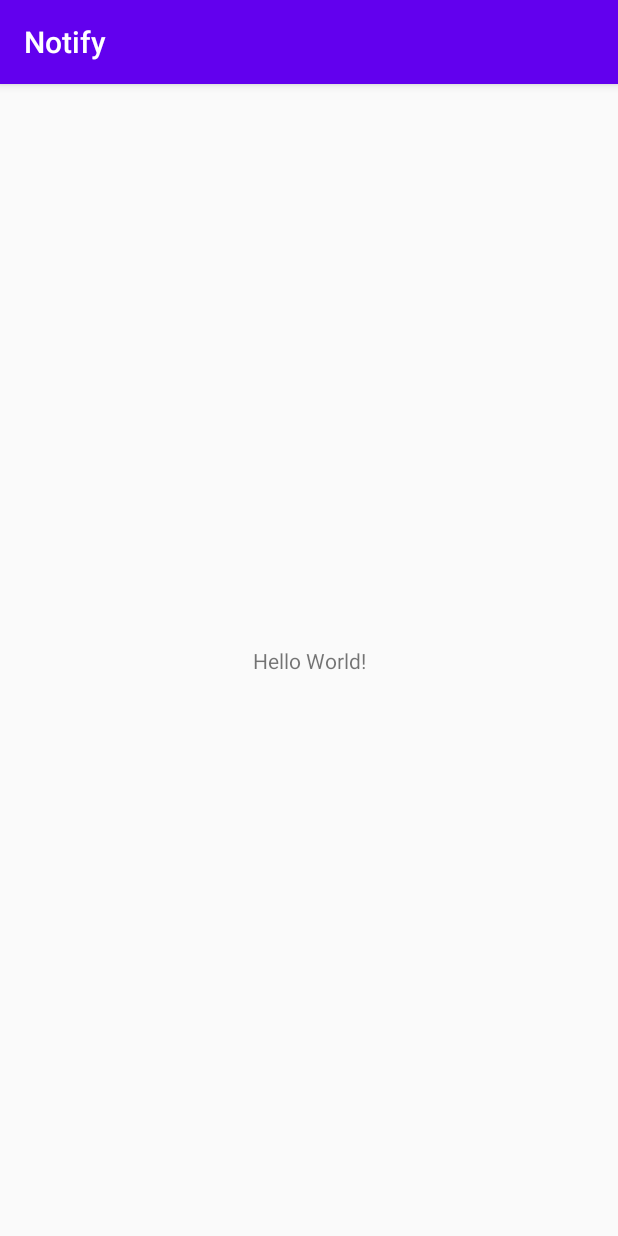
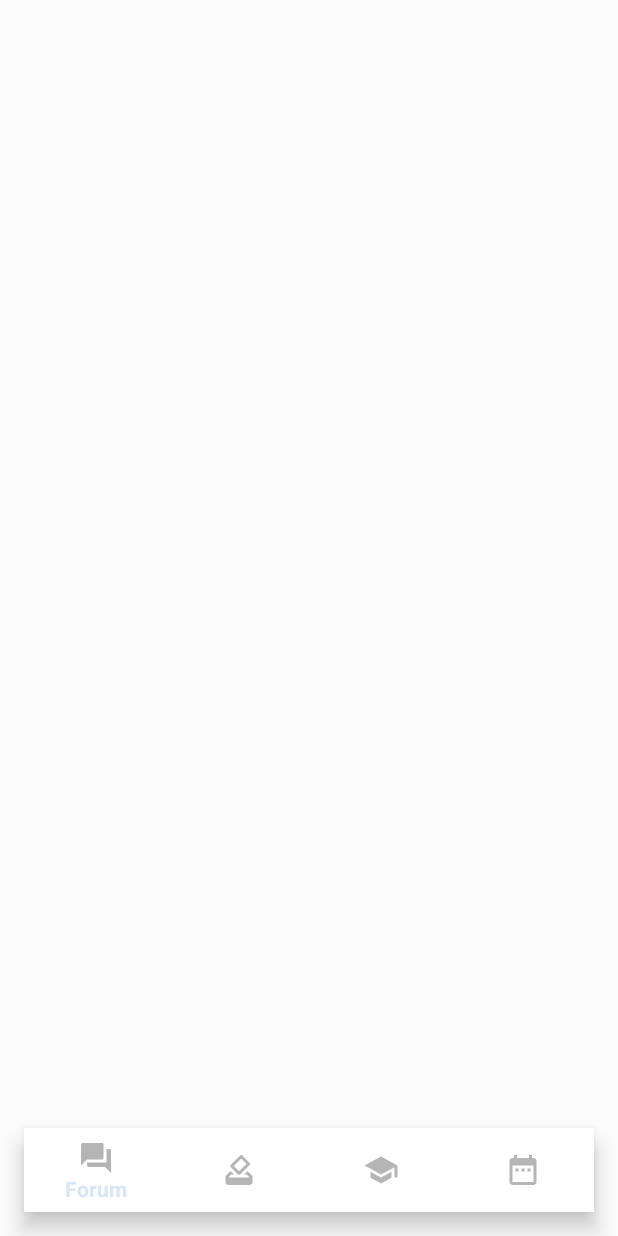
Before and after one commit to DelNight/Notify, an Android app: the screen it shows after launch (MainActivity before the commit, BottomNavActivity after it), on a phone screen of 412 x 824 dp. Run offline under Robolectric (Android 15) with nearby library versions, the light colour scheme and no system bars.

Commit message:
elearn#1

```diff
--- a/Notify/app/build.gradle
+++ b/Notify/app/build.gradle
@@ -26,6 +26,7 @@ android {
 dependencies {
     implementation fileTree(dir: "libs", include: ["*.jar"])
     implementation 'androidx.appcompat:appcompat:1.2.0'
+    implementation 'com.google.android.material:material:1.2.0'
     implementation 'androidx.constraintlayout:constraintlayout:1.1.3'
     implementation 'com.google.firebase:firebase-analytics:17.5.0'
     implementation 'com.google.firebase:firebase-database:19.3.0'
--- a/Notify/app/src/main/AndroidManifest.xml
+++ b/Notify/app/src/main/AndroidManifest.xml
@@ -9,7 +9,7 @@
         android:roundIcon="@mipmap/ic_launcher_round"
         android:supportsRtl="true"
         android:theme="@style/AppTheme">
-        <activity android:name=".MainActivity">
+        <activity android:name=".BottomNavActivity">
             <intent-filter>
                 <action android:name="android.intent.action.MAIN" />
 
--- a/Notify/app/src/main/java/com/diazs/notify/MainActivity.java
+++ b/Notify/app/src/main/java/com/diazs/notify/BottomNavActivity.java
@@ -4,14 +4,11 @@ import androidx.appcompat.app.AppCompatActivity;
 
 import android.os.Bundle;
 
-import com.google.firebase.database.DatabaseReference;
-import com.google.firebase.database.FirebaseDatabase;
-
-public class MainActivity extends AppCompatActivity {
+public class BottomNavActivity extends AppCompatActivity {
 
     @Override
     protected void onCreate(Bundle savedInstanceState) {
         super.onCreate(savedInstanceState);
-        setContentView(R.layout.activity_main);
+        setContentView(R.layout.activity_menu);
     }
 }
--- /dev/null
+++ b/Notify/app/src/main/res/drawable/ic_baseline_date_range_24.xml
@@ -0,0 +1,5 @@
+<vector android:height="24dp" android:tint="#B5B5B5"
+    android:viewportHeight="24" android:viewportWidth="24"
+    android:width="24dp" xmlns:android="http://schemas.android.com/apk/res/android">
+    <path android:fillColor="@android:color/white" android:pathData="M9,11L7,11v2h2v-2zM13,11h-2v2h2v-2zM17,11h-2v2h2v-2zM19,4h-1L18,2h-2v2L8,4L8,2L6,2v2L5,4c-1.11,0 -1.99,0.9 -1.99,2L3,20c0,1.1 0.89,2 2,2h14c1.1,0 2,-0.9 2,-2L21,6c0,-1.1 -0.9,-2 -2,-2zM19,20L5,20L5,9h14v11z"/>
+</vector>
--- /dev/null
+++ b/Notify/app/src/main/res/drawable/ic_baseline_forum_24.xml
@@ -0,0 +1,5 @@
+<vector android:height="24dp" android:tint="#B5B5B5"
+    android:viewportHeight="24" android:viewportWidth="24"
+    android:width="24dp" xmlns:android="http://schemas.android.com/apk/res/android">
+    <path android:fillColor="@android:color/white" android:pathData="M21,6h-2v9L6,15v2c0,0.55 0.45,1 1,1h11l4,4L22,7c0,-0.55 -0.45,-1 -1,-1zM17,12L17,3c0,-0.55 -0.45,-1 -1,-1L3,2c-0.55,0 -1,0.45 -1,1v14l4,-4h10c0.55,0 1,-0.45 1,-1z"/>
+</vector>
--- /dev/null
+++ b/Notify/app/src/main/res/drawable/ic_baseline_how_to_vote_24.xml
@@ -0,0 +1,5 @@
+<vector android:height="24dp" android:tint="#B5B5B5"
+    android:viewportHeight="24" android:viewportWidth="24"
+    android:width="24dp" xmlns:android="http://schemas.android.com/apk/res/android">
+    <path android:fillColor="@android:color/white" android:pathData="M18,13h-0.68l-2,2h1.91L19,17L5,17l1.78,-2h2.05l-2,-2L6,13l-3,3v4c0,1.1 0.89,2 1.99,2L19,22c1.1,0 2,-0.89 2,-2v-4l-3,-3zM17,7.95l-4.95,4.95 -3.54,-3.54 4.95,-4.95L17,7.95zM12.76,2.29L6.39,8.66c-0.39,0.39 -0.39,1.02 0,1.41l4.95,4.95c0.39,0.39 1.02,0.39 1.41,0l6.36,-6.36c0.39,-0.39 0.39,-1.02 0,-1.41L14.16,2.3c-0.38,-0.4 -1.01,-0.4 -1.4,-0.01z"/>
+</vector>
--- /dev/null
+++ b/Notify/app/src/main/res/drawable/ic_baseline_school_24.xml
@@ -0,0 +1,5 @@
+<vector android:height="24dp" android:tint="#B5B5B5"
+    android:viewportHeight="24" android:viewportWidth="24"
+    android:width="24dp" xmlns:android="http://schemas.android.com/apk/res/android">
+    <path android:fillColor="@android:color/white" android:pathData="M5,13.18v4L12,21l7,-3.82v-4L12,17l-7,-3.82zM12,3L1,9l11,6 9,-4.91V17h2V9L12,3z"/>
+</vector>
--- a/Notify/app/src/main/res/layout/activity_main.xml
+++ b/Notify/app/src/main/res/layout/activity_menu.xml
@@ -4,15 +4,18 @@
     xmlns:tools="http://schemas.android.com/tools"
     android:layout_width="match_parent"
     android:layout_height="match_parent"
-    tools:context=".MainActivity">
+    tools:context=".BottomNavActivity">
 
-    <TextView
-        android:layout_width="wrap_content"
+    <com.google.android.material.bottomnavigation.BottomNavigationView
+        android:id="@+id/BottomNavMenu"
+        android:layout_width="match_parent"
         android:layout_height="wrap_content"
-        android:text="Hello World!"
+        app:layout_constraintLeft_toLeftOf="parent"
         app:layout_constraintBottom_toBottomOf="parent"
-        app:layout_constraintLeft_toLeftOf="parent"
         app:layout_constraintRight_toRightOf="parent"
-        app:layout_constraintTop_toTopOf="parent" />
-
+        android:layout_margin="16dp"
+        android:background="#fff"
+        app:menu="@menu/bottom_menu"
+        app:itemIconTint="@color/iconNotActive"
+        />
 </androidx.constraintlayout.widget.ConstraintLayout>
--- /dev/null
+++ b/Notify/app/src/main/res/menu/bottom_menu.xml
@@ -0,0 +1,19 @@
+<?xml version="1.0" encoding="utf-8"?>
+<menu xmlns:android="http://schemas.android.com/apk/res/android">
+    <item
+        android:id="@+id/forum"
+        android:title="Forum"
+        android:icon="@drawable/ic_baseline_forum_24"/>
+    <item
+        android:id="@+id/vote"
+        android:title="Vote"
+        android:icon="@drawable/ic_baseline_how_to_vote_24"/>
+    <item
+        android:id="@+id/learn"
+        android:title="Learn"
+        android:icon="@drawable/ic_baseline_school_24"/>
+    <item
+        android:id="@+id/calendar"
+        android:title="Calendar"
+        android:icon="@drawable/ic_baseline_date_range_24"/>
+</menu>
--- a/Notify/app/src/main/res/values/colors.xml
+++ b/Notify/app/src/main/res/values/colors.xml
@@ -1,6 +1,9 @@
 <?xml version="1.0" encoding="utf-8"?>
 <resources>
-    <color name="colorPrimary">#6200EE</color>
-    <color name="colorPrimaryDark">#3700B3</color>
-    <color name="colorAccent">#03DAC5</color>
+    <color name="colorPrimary">#7090b0</color>
+    <color name="colorPrimaryDark">#34495e</color>
+    <color name="background">#d8e5f6</color>
+
+    <color name="iconActive">#34495e</color>
+    <color name="iconNotActive">#b5b5b5</color>
 </resources>
--- a/Notify/app/src/main/res/values/styles.xml
+++ b/Notify/app/src/main/res/values/styles.xml
@@ -1,10 +1,9 @@
 <resources>
     <!-- Base application theme. -->
-    <style name="AppTheme" parent="Theme.AppCompat.Light.DarkActionBar">
+    <style name="AppTheme" parent="Theme.AppCompat.Light.NoActionBar">
         <!-- Customize your theme here. -->
-        <item name="colorPrimary">@color/colorPrimary</item>
+        <item name="colorPrimary">@color/background</item>
         <item name="colorPrimaryDark">@color/colorPrimaryDark</item>
-        <item name="colorAccent">@color/colorAccent</item>
     </style>
 
 </resources>
```
Also changed, not shown: Notify/app/src/main/res/layout/fragment_calendar.xml (added, +14 -0 lines), Notify/app/src/main/res/layout/fragment_forum.xml (added, +14 -0 lines), Notify/app/src/main/res/layout/fragment_learn.xml (added, +14 -0 lines), Notify/app/src/main/res/layout/fragment_vote.xml (added, +14 -0 lines).
